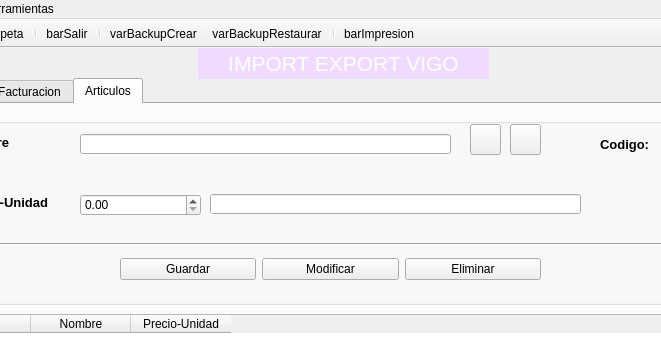
Above: window.ui from PortelaAtenea/BasicInterface before the change; both pictures show x 82 to 743 and y 0 to 360 of the 900 by 703 pixel window. Below: the same form after it.
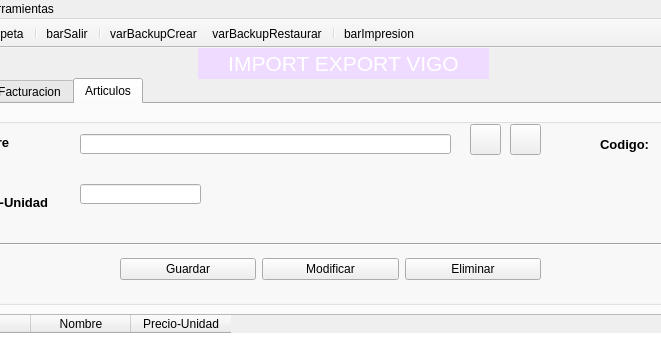
That is the form after the change. The open tabs and pages were chosen to show the change. Icons and pictures are not drawn.

Diff of the .ui file:
```diff
--- a/window.ui
+++ b/window.ui
@@ -1519,22 +1519,6 @@
         <string/>
        </property>
       </widget>
-      <widget class="QDoubleSpinBox" name="spinPrecio">
-       <property name="geometry">
-        <rect>
-         <x>150</x>
-         <y>90</y>
-         <width>121</width>
-         <height>22</height>
-        </rect>
-       </property>
-       <property name="decimals">
-        <number>2</number>
-       </property>
-       <property name="singleStep">
-        <double>0.100000000000000</double>
-       </property>
-      </widget>
       <widget class="QLabel" name="lblCodigoArti_2">
        <property name="geometry">
         <rect>
@@ -1581,9 +1565,9 @@
       <widget class="QLineEdit" name="txtPrecio">
        <property name="geometry">
         <rect>
-         <x>280</x>
-         <y>90</y>
-         <width>371</width>
+         <x>150</x>
+         <y>80</y>
+         <width>121</width>
          <height>20</height>
         </rect>
        </property>
```
Left out of the diff: 4 changed lines with no effect on the pictures.
